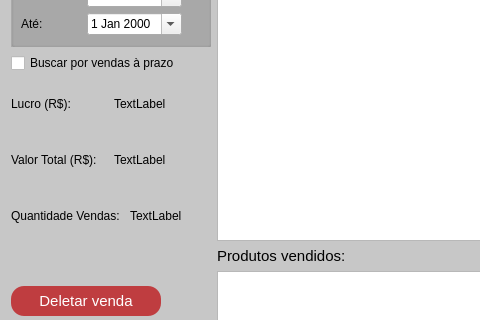
The window that src/vendas.ui (GabR36/QEstoqueLoja) describes before a commit, drawn with Qt 5; both pictures show x 0 to 480 and y 114 to 434 of the 956 by 616 pixel window.
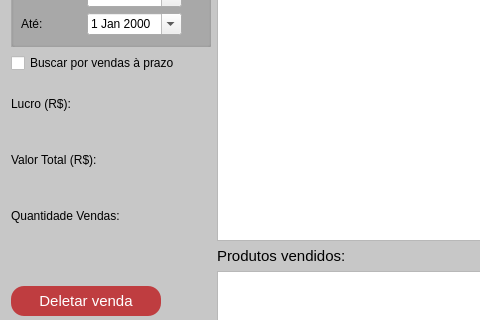
The same window after the commit. Icons and pictures are not drawn.

Commit message: Deletado arquivos inuteis inutilização na pasta principal + corrigido textlabel luvro vendas

Patch:
```diff
--- a/src/vendas.ui
+++ b/src/vendas.ui
@@ -391,7 +391,7 @@
        <item>
         <widget class="QLabel" name="Lbl_Lucro">
          <property name="text">
-          <string>TextLabel</string>
+          <string/>
          </property>
         </widget>
        </item>
@@ -412,7 +412,7 @@
        <item>
         <widget class="QLabel" name="Lbl_Total">
          <property name="text">
-          <string>TextLabel</string>
+          <string/>
          </property>
         </widget>
        </item>
@@ -433,7 +433,7 @@
        <item>
         <widget class="QLabel" name="Lbl_Quantidade">
          <property name="text">
-          <string>TextLabel</string>
+          <string/>
          </property>
         </widget>
        </item>
```
Left out of the diff: 6 changed lines with no effect on the pictures. The commit also changes 3 other files.
